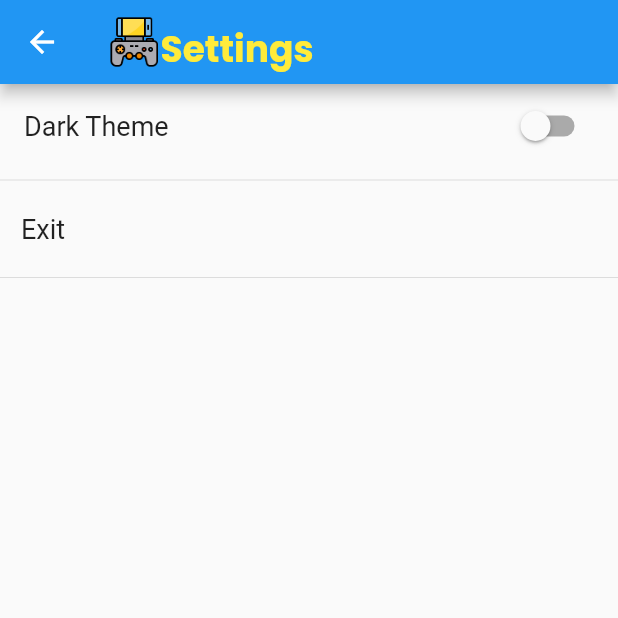
After one commit to RapSource/game, a Flutter app: the SettingsPage screen opened directly, on a phone screen of 412 x 824 dp, the top half of it. The commit adds this screen. Run offline on Flutter 3.47's test engine with Material 2 defaults, Android fonts, the phone set to English and light mode, and no system bars; our stand-ins replace animated_text_kit, google_fonts, lottie, readmore, video_player; network calls fail.

Commit message:
adding setting page

```diff
--- a/lib/main.dart
+++ b/lib/main.dart
@@ -8,7 +8,7 @@ class MyApp extends StatelessWidget {
 
   @override
   Widget build(BuildContext context) {
-    return MaterialApp(
+    return const MaterialApp(
       home: SplashPage(),
     );
   }
--- /dev/null
+++ b/lib/ui/settings_page.dart
@@ -0,0 +1,131 @@
+import 'dart:io';
+
+import 'package:flutter/cupertino.dart';
+import 'package:flutter/foundation.dart';
+import 'package:flutter/material.dart';
+import 'package:google_fonts/google_fonts.dart';
+
+import '../widgets/platform_widget.dart';
+
+class SettingsPage extends StatelessWidget {
+  const SettingsPage({super.key});
+
+  @override
+  Widget build(BuildContext context) {
+    return PlatformWidget(androidBuilder: _buildAndroid, iosBuilder: _buildIos);
+  }
+
+  Widget _buildList(BuildContext context) {
+    return ListView(
+      children: [
+        Material(
+          child: ListTile(
+            title:
+                Text('Dark Theme', style: GoogleFonts.roboto(fontSize: 18.0)),
+            trailing: Switch.adaptive(
+              value: false,
+              onChanged: (value) {
+                defaultTargetPlatform == TargetPlatform.iOS
+                    ? showCupertinoDialog(
+                        context: context,
+                        barrierDismissible: true,
+                        builder: (context) {
+                          return CupertinoAlertDialog(
+                            title: const Text('Coming Soon!'),
+                            content:
+                                const Text('This feature will be coming soon!'),
+                            actions: [
+                              CupertinoDialogAction(
+                                child: const Text('Ok'),
+                                onPressed: () {
+                                  Navigator.pop(context);
+                                },
+                              )
+                            ],
+                          );
+                        })
+                    : showDialog(
+                        context: context,
+                        builder: (context) {
+                          return AlertDialog(
+                            title: const Text('Coming Soon!'),
+                            content:
+                                const Text('This feature will be coming soon!'),
+                            actions: [
+                              TextButton(
+                                  onPressed: () {
+                                    Navigator.pop(context);
+                                  },
+                                  child: const Text('Ok'))
+                            ],
+                          );
+                        });
+              },
+            ),
+          ),
+        ),
+        const Divider(),
+        Container(
+          padding: const EdgeInsets.all(14.0),
+          child: GestureDetector(
+            onTap: () => exit(0),
+            child: Text(
+              textAlign: TextAlign.left,
+              'Exit',
+              style: GoogleFonts.roboto(fontSize: 18.0)
+            ),
+          ),
+        ),
+        const Divider(),
+      ],
+    );
+  }
+
+  Widget _buildAndroid(BuildContext context) {
+    return Scaffold(
+      appBar: AppBar(
+        title: Row(
+          children: [
+            Image.asset(
+              'assets/images/mobile-game.png',
+              fit: BoxFit.contain,
+              height: 35,
+            ),
+            Container(
+              margin: const EdgeInsets.only(top: 10.0),
+              child: Text('Settings',
+                  style: GoogleFonts.poppins(
+                      color: Colors.yellow,
+                      fontSize: 24.0,
+                      fontWeight: FontWeight.bold)),
+            ),
+          ],
+        ),
+      ),
+      body: _buildList(context),
+    );
+  }
+
+  Widget _buildIos(BuildContext context) {
+    return CupertinoPageScaffold(
+      navigationBar: CupertinoNavigationBar(
+        middle: Row(
+          children: [
+            Image.asset(
+              'assets/images/mobile-game.png',
+              fit: BoxFit.contain,
+              height: 35,
+            ),
+            Container(
+              margin: const EdgeInsets.only(top: 15.0),
+              child: Text('Settings',
+                  style: GoogleFonts.poppins(
+                      color: Colors.grey, fontWeight: FontWeight.bold)),
+            ),
+          ],
+        ),
+      ),
+      child: _buildList(context),
+    );
+  }
+}
--- /dev/null
+++ b/lib/widgets/platform_widget.dart
@@ -0,0 +1,21 @@
+import 'package:flutter/foundation.dart';
+import 'package:flutter/widgets.dart';
+
+class PlatformWidget extends StatelessWidget {
+  final WidgetBuilder androidBuilder;
+  final WidgetBuilder iosBuilder;
+
+  const PlatformWidget({Key? key, required this.androidBuilder, required this.iosBuilder}) : super(key: key);
+
+  @override
+  Widget build(BuildContext context) {
+    switch (defaultTargetPlatform) {
+      case TargetPlatform.android:
+        return androidBuilder(context);
+      case TargetPlatform.iOS:
+        return iosBuilder(context);
+      default:
+        return androidBuilder(context);
+    }
+  }
+}
```
Also changed, not shown: lib/widgets/custom_appbar.dart (+11 -5 lines).
